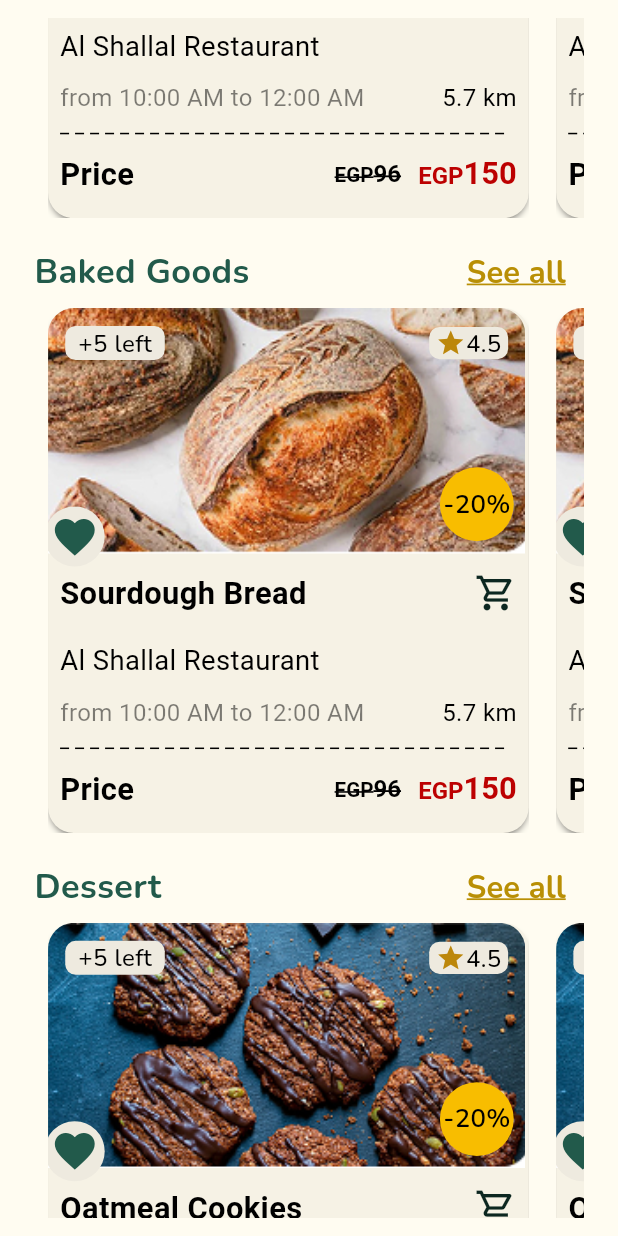
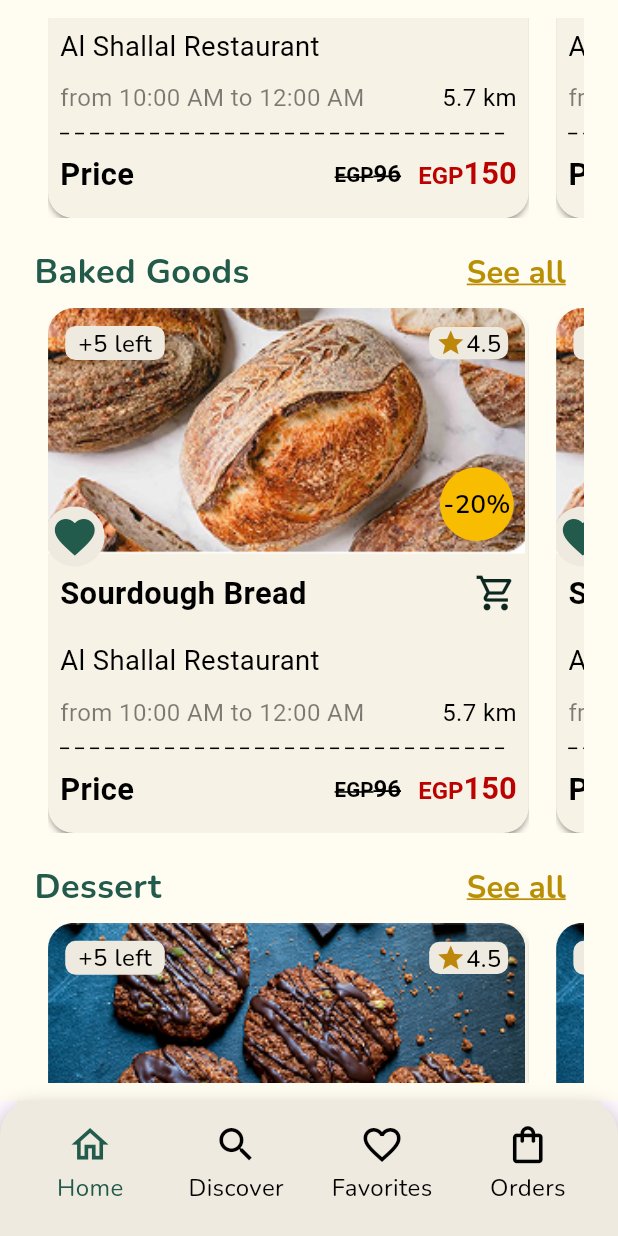
Before and after one commit to Mariamibrahim88/GraceCycle, a Flutter app: the screen it shows after launch, scrolled down 1152 dp, on a phone screen of 412 x 824 dp. Run offline on Flutter 3.47's test engine with Material 3 defaults, Android fonts, the phone set to English and light mode, and no system bars; drawn by our look-alikes of dotted_line; our stand-ins replace dartz, dio, firebase_auth, firebase_core, flutter_bloc, flutter_otp_text_field and 10 more; accounts and stored records are empty.

Commit message:
add nav bar

```diff
--- a/lib/core/routes/app_routes.dart
+++ b/lib/core/routes/app_routes.dart
@@ -1,4 +1,5 @@
 import 'package:flutter/material.dart';
+import 'package:grace_cycle/core/widgets/custom_buttom_nav_bar.dart';
 import 'package:grace_cycle/features/Authentication/presentation/views/first_forget_pass_view.dart';
 import 'package:grace_cycle/features/Authentication/presentation/views/login_in_view.dart';
 import 'package:grace_cycle/features/Authentication/presentation/views/set_new_pass_view.dart';
@@ -21,13 +22,16 @@ class Routes {
   static const String succSetNewPass = '/succSetNewPass';
   static const String onBourding = '/OnBourding';
   static const String home = '/home';
+  static const String navBar = '/navBar';
 }
 
 class AppRoutes {
   static Route? generateRoute(RouteSettings settings) {
     switch (settings.name) {
       case Routes.initialRoute:
-        return MaterialPageRoute(builder: (_) => const HomeView());
+        return MaterialPageRoute(builder: (_) => const CustomBottomNavBar());
+      case Routes.home:
+        return MaterialPageRoute(builder: (_) => const SplashView());
       case Routes.onBourding:
         return MaterialPageRoute(builder: (_) => const OnBourdingView());
       case Routes.continueSignup:
@@ -44,8 +48,8 @@ class AppRoutes {
         return MaterialPageRoute(builder: (_) => const SuccSetNewPassView());
       case Routes.signup:
         return MaterialPageRoute(builder: (_) => const SignupView());
-      case Routes.home:
-        return MaterialPageRoute(builder: (_) => const SplashView());
+      case Routes.navBar:
+        return MaterialPageRoute(builder: (_) => const HomeView());
       default:
         return MaterialPageRoute(builder: (_) => const Scaffold());
     }
--- /dev/null
+++ b/lib/core/widgets/custom_buttom_nav_bar.dart
@@ -0,0 +1,100 @@
+import 'package:flutter/material.dart';
+import 'package:flutter_screenutil/flutter_screenutil.dart';
+import 'package:google_fonts/google_fonts.dart';
+import 'package:grace_cycle/core/utils/app_colors.dart';
+import 'package:grace_cycle/features/home/presentation/views/home_view.dart';
+
+class CustomBottomNavBar extends StatefulWidget {
+  const CustomBottomNavBar({super.key});
+
+  @override
+  State<CustomBottomNavBar> createState() => _BottomNavBarState();
+}
+
+class _BottomNavBarState extends State<CustomBottomNavBar> {
+  int _selectedIndex = 0;
+
+  final List<Widget> _widgetOptions = const <Widget>[
+    HomeView(),
+    Center(child: Text('Discover')),
+    Center(child: Text('Favorites')),
+    Center(child: Text('Orders')),
+    // DiscoverScreen(),
+    // OrdersView(),
+    // SettingsScreen(),
+  ];
+
+  void _onItemTap(int index) {
+    setState(() {
+      _selectedIndex = index;
+    });
+  }
+
+  @override
+  Widget build(BuildContext context) {
+    return Scaffold(
+      body: _widgetOptions[_selectedIndex],
+      extendBody: true,
+      bottomNavigationBar: Container(
+        padding: EdgeInsets.symmetric(horizontal: 10.w),
+        decoration: BoxDecoration(
+          color: AppColors.grayForSmallContainer,
+          borderRadius: BorderRadius.only(
+            topLeft: Radius.circular(20.r),
+            topRight: Radius.circular(20.r),
+          ),
+          boxShadow: [
+            BoxShadow(
+              color: Colors.black.withOpacity(0.2),
+              blurRadius: 10,
+              spreadRadius: 2,
+              offset: const Offset(0, 5),
+            ),
+          ],
+        ),
+        child: BottomNavigationBar(
+          backgroundColor: AppColors.grayForSmallContainer,
+          elevation: 0,
+          type: BottomNavigationBarType.fixed,
+          showSelectedLabels: false,
+          showUnselectedLabels: false,
+          items: [
+            _buildNavBarItem(Icons.home_outlined, 'Home', 0),
+            _buildNavBarItem(Icons.search, 'Discover', 1),
+            _buildNavBarItem(Icons.favorite_border_outlined, 'Favorites', 2),
+            _buildNavBarItem(Icons.shopping_bag_outlined, 'Orders', 3),
+          ],
+          currentIndex: _selectedIndex,
+          onTap: _onItemTap,
+        ),
+      ),
+    );
+  }
+
+  BottomNavigationBarItem _buildNavBarItem(
+      IconData icon, String label, int index) {
+    return BottomNavigationBarItem(
+      icon: Column(
+        mainAxisSize: MainAxisSize.min,
+        children: [
+          Icon(
+            icon,
+            color: _selectedIndex == index ? AppColors.greenButt : Colors.black,
+            size: 26.sp,
+          ),
+          SizedBox(height: 2.h),
+          Text(
+            label,
+            style: GoogleFonts.nunito(
+              fontSize: _selectedIndex == index ? 14.sp : 14.sp,
+              fontWeight: FontWeight.w400,
+              color:
+                  _selectedIndex == index ? AppColors.greenButt : Colors.black,
+            ),
+          ),
+        ],
+      ),
+      label: '',
+    );
+  }
+}
```
Also changed, not shown: assets/images/background.svg (added).
